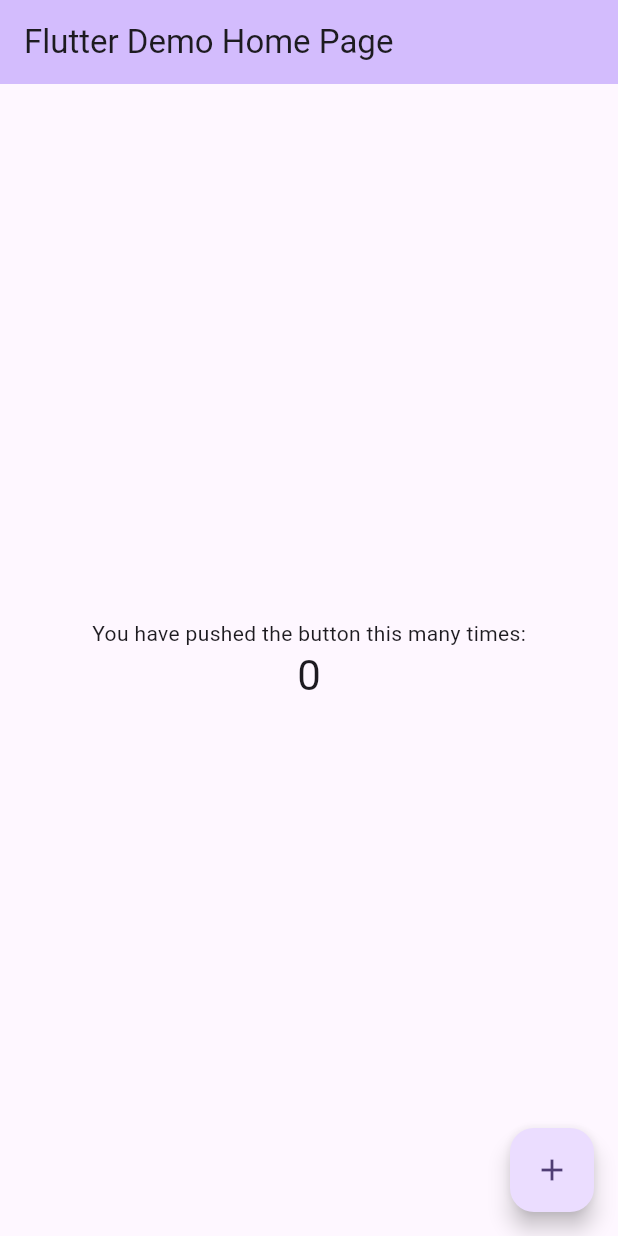
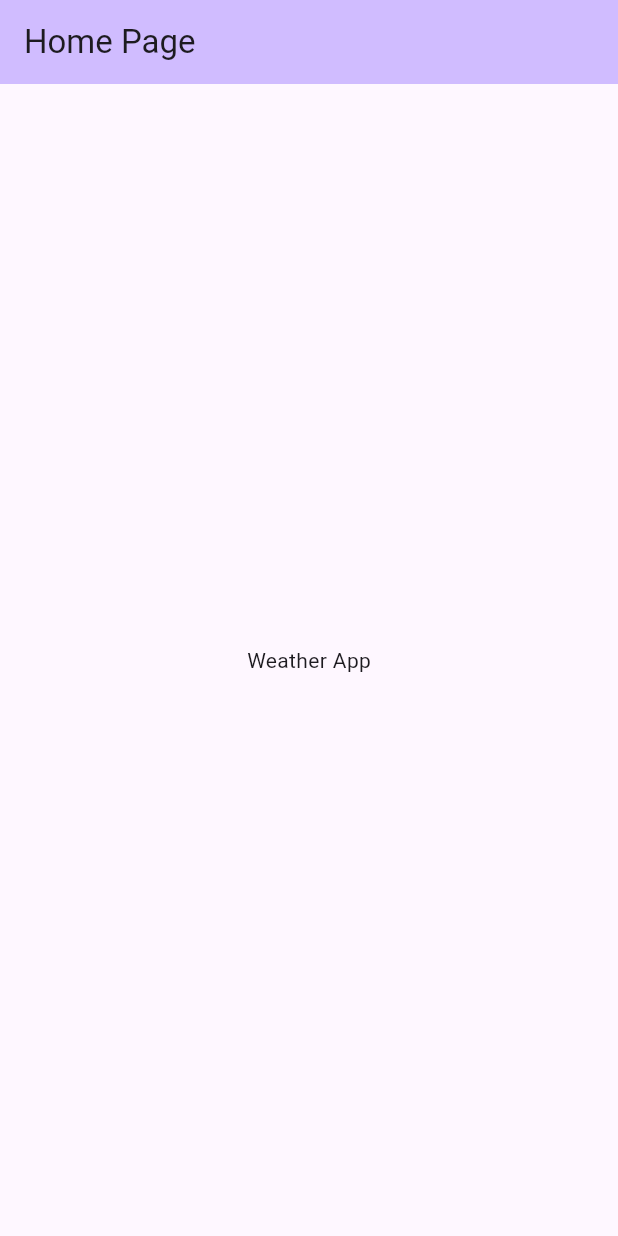
Before and after one commit to Atr07/Flutter2025, a Flutter app: the screen it shows after launch, on a phone screen of 412 x 824 dp. Run offline on Flutter 3.47's test engine with Material 3 defaults, Android fonts, the phone set to English and light mode, and no system bars.

Commit message:
commit for weather_app - home page init

```diff
--- /dev/null
+++ b/weather_app/lib/Screens/home.dart
@@ -0,0 +1,33 @@
+import 'package:flutter/material.dart';
+import 'package:flutter/widgets.dart';
+
+class HomePage extends StatefulWidget {
+  const HomePage({super.key});
+
+  @override
+  State<StatefulWidget> createState() => _WeatherHomeState();
+}
+
+class _WeatherHomeState extends State<HomePage> {
+  @override
+  Widget build(BuildContext context) {
+
+    return Scaffold(
+      appBar: AppBar(
+        backgroundColor: Theme.of(context).colorScheme.inversePrimary,
+        title: Text("Home Page"),
+      ),
+      body: Center(
+        child: Column(
+          mainAxisAlignment: MainAxisAlignment.center,
+          children: <Widget>[
+            const Text(
+              'Weather App',
+            ),
+          ],
+        ),
+      ), // This trailing comma makes auto-formatting nicer for build methods.
+    );
+  }
+
+}
--- a/weather_app/lib/main.dart
+++ b/weather_app/lib/main.dart
@@ -1,4 +1,5 @@
 import 'package:flutter/material.dart';
+import 'package:weather_app/Screens/home.dart';
 
 void main() {
   runApp(const MyApp());
@@ -10,116 +11,9 @@ class MyApp extends StatelessWidget {
   // This widget is the root of your application.
   @override
   Widget build(BuildContext context) {
-    return MaterialApp(
-      title: 'Flutter Demo',
-      theme: ThemeData(
-        // This is the theme of your application.
-        //
-        // TRY THIS: Try running your application with "flutter run". You'll see
-        // the application has a purple toolbar. Then, without quitting the app,
-        // try changing the seedColor in the colorScheme below to Colors.green
-        // and then invoke "hot reload" (save your changes or press the "hot
-        // reload" button in a Flutter-supported IDE, or press "r" if you used
-        // the command line to start the app).
-        //
-        // Notice that the counter didn't reset back to zero; the application
-        // state is not lost during the reload. To reset the state, use hot
-        // restart instead.
-        //
-        // This works for code too, not just values: Most code changes can be
-        // tested with just a hot reload.
-        colorScheme: ColorScheme.fromSeed(seedColor: Colors.deepPurple),
-        useMaterial3: true,
-      ),
-      home: const MyHomePage(title: 'Flutter Demo Home Page'),
+    return const MaterialApp(
+      debugShowCheckedModeBanner: false,
+      home: HomePage(),
     );
   }
 }
-
-class MyHomePage extends StatefulWidget {
-  const MyHomePage({super.key, required this.title});
-
-  // This widget is the home page of your application. It is stateful, meaning
-  // that it has a State object (defined below) that contains fields that affect
-  // how it looks.
-
-  // This class is the configuration for the state. It holds the values (in this
-  // case the title) provided by the parent (in this case the App widget) and
-  // used by the build method of the State. Fields in a Widget subclass are
-  // always marked "final".
-
-  final String title;
-
-  @override
-  State<MyHomePage> createState() => _MyHomePageState();
-}
-
-class _MyHomePageState extends State<MyHomePage> {
-  int _counter = 0;
-
-  void _incrementCounter() {
-    setState(() {
-      // This call to setState tells the Flutter framework that something has
-      // changed in this State, which causes it to rerun the build method below
-      // so that the display can reflect the updated values. If we changed
-      // _counter without calling setState(), then the build method would not be
-      // called again, and so nothing would appear to happen.
-      _counter++;
-    });
-  }
-
-  @override
-  Widget build(BuildContext context) {
-    // This method is rerun every time setState is called, for instance as done
-    // by the _incrementCounter method above.
-    //
-    // The Flutter framework has been optimized to make rerunning build methods
-    // fast, so that you can just rebuild anything that needs updating rather
-    // than having to individually change instances of widgets.
-    return Scaffold(
-      appBar: AppBar(
-        // TRY THIS: Try changing the color here to a specific color (to
-        // Colors.amber, perhaps?) and trigger a hot reload to see the AppBar
-        // change color while the other colors stay the same.
-        backgroundColor: Theme.of(context).colorScheme.inversePrimary,
-        // Here we take the value from the MyHomePage object that was created by
-        // the App.build method, and use it to set our appbar title.
-        title: Text(widget.title),
-      ),
-      body: Center(
-        // Center is a layout widget. It takes a single child and positions it
-        // in the middle of the parent.
-        child: Column(
-          // Column is also a layout widget. It takes a list of children and
-          // arranges them vertically. By default, it sizes itself to fit its
-          // children horizontally, and tries to be as tall as its parent.
-          //
-          // Column has various properties to control how it sizes itself and
-          // how it positions its children. Here we use mainAxisAlignment to
-          // center the children vertically; the main axis here is the vertical
-          // axis because Columns are vertical (the cross axis would be
-          // horizontal).
-          //
-          // TRY THIS: Invoke "debug painting" (choose the "Toggle Debug Paint"
-          // action in the IDE, or press "p" in the console), to see the
-          // wireframe for each widget.
-          mainAxisAlignment: MainAxisAlignment.center,
-          children: <Widget>[
-            const Text(
-              'You have pushed the button this many times:',
-            ),
-            Text(
-              '$_counter',
-              style: Theme.of(context).textTheme.headlineMedium,
-            ),
-          ],
-        ),
-      ),
-      floatingActionButton: FloatingActionButton(
-        onPressed: _incrementCounter,
-        tooltip: 'Increment',
-        child: const Icon(Icons.add),
-      ), // This trailing comma makes auto-formatting nicer for build methods.
-    );
-  }
-}
```
